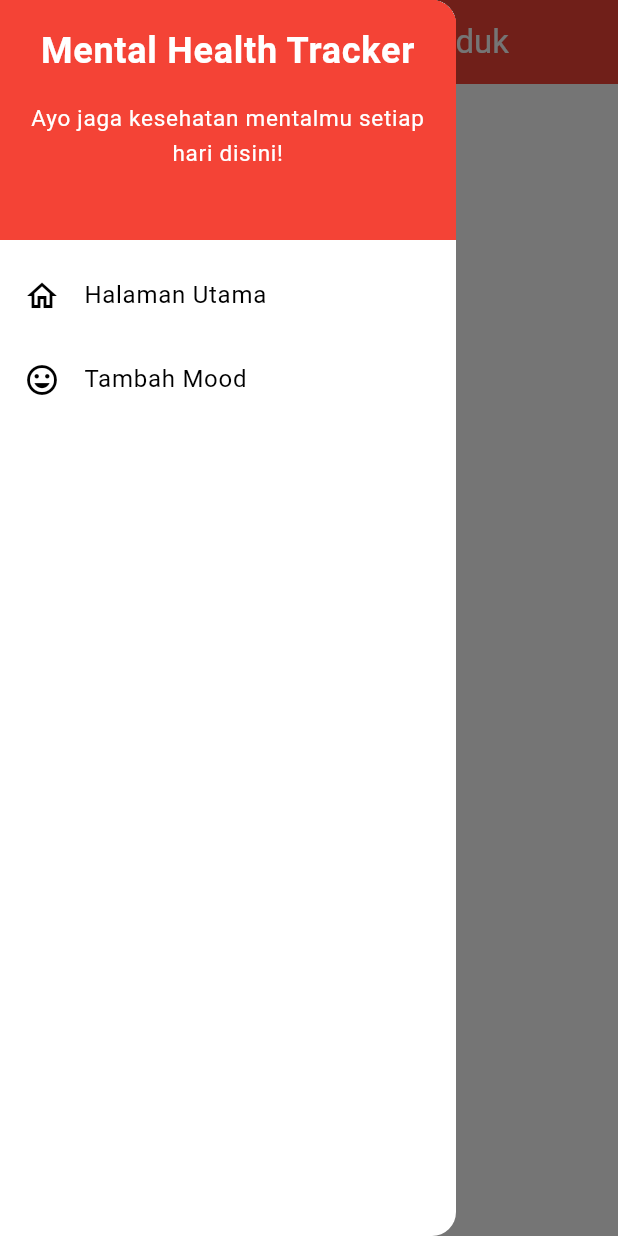
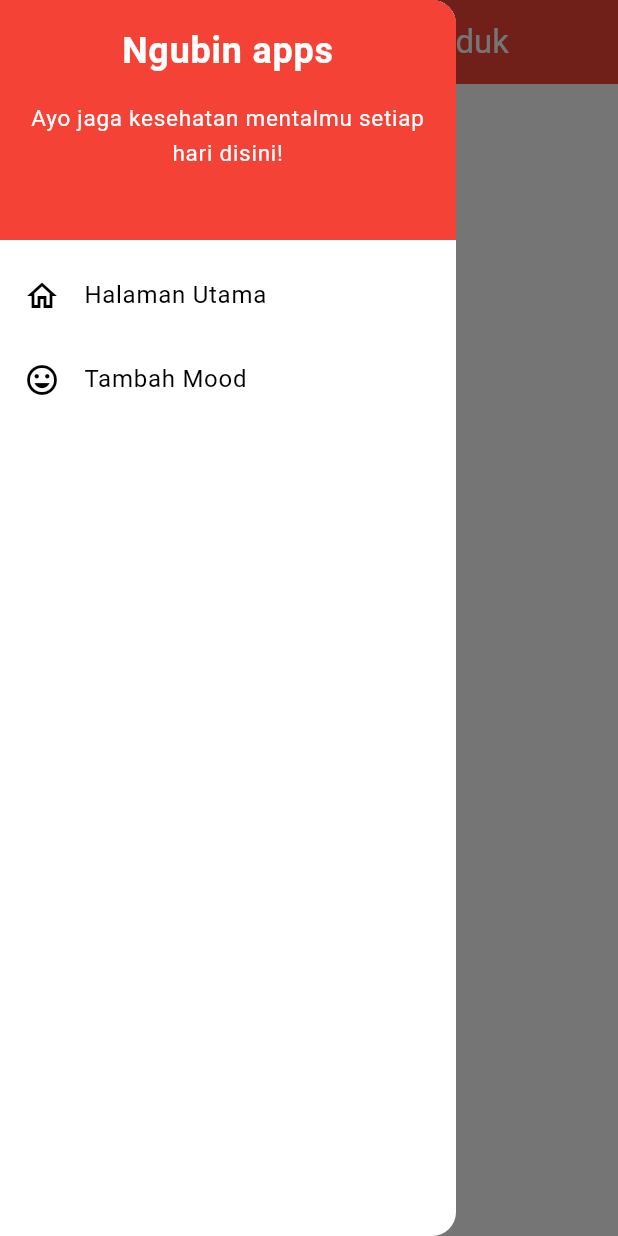
Before and after one commit to hsyadid/Ngubin_Mobile, a Flutter app: the ProductForm screen opened directly, with the side drawer open, on a phone screen of 412 x 824 dp. Run offline on Flutter 3.47's test engine with Material 3 defaults, Android fonts, the phone set to English and light mode, and no system bars.

Commit message:
FIXX paling FIX ini selesai

```diff
--- a/lib/main.dart
+++ b/lib/main.dart
@@ -1,5 +1,5 @@
 import 'package:flutter/material.dart';
-import 'package:ngubin/menu.dart';
+import 'package:ngubin/screen/menu.dart';
 
 void main() {
   runApp(const MyApp());
--- a/lib/widgets/left_drawer.dart
+++ b/lib/widgets/left_drawer.dart
@@ -1,5 +1,5 @@
 import 'package:flutter/material.dart';
-import 'package:ngubin/menu.dart';
+import 'package:ngubin/screen/menu.dart';
 import 'package:ngubin/screen/productEntry_form.dart';
 
 class LeftDrawer extends StatelessWidget {
@@ -17,7 +17,7 @@ class LeftDrawer extends StatelessWidget {
             child: const Column(
               children: [
                 Text(
-                  'Mental Health Tracker',
+                  'Ngubin apps',
                   textAlign: TextAlign.center,
                   style: TextStyle(
                     fontSize: 24,
```
